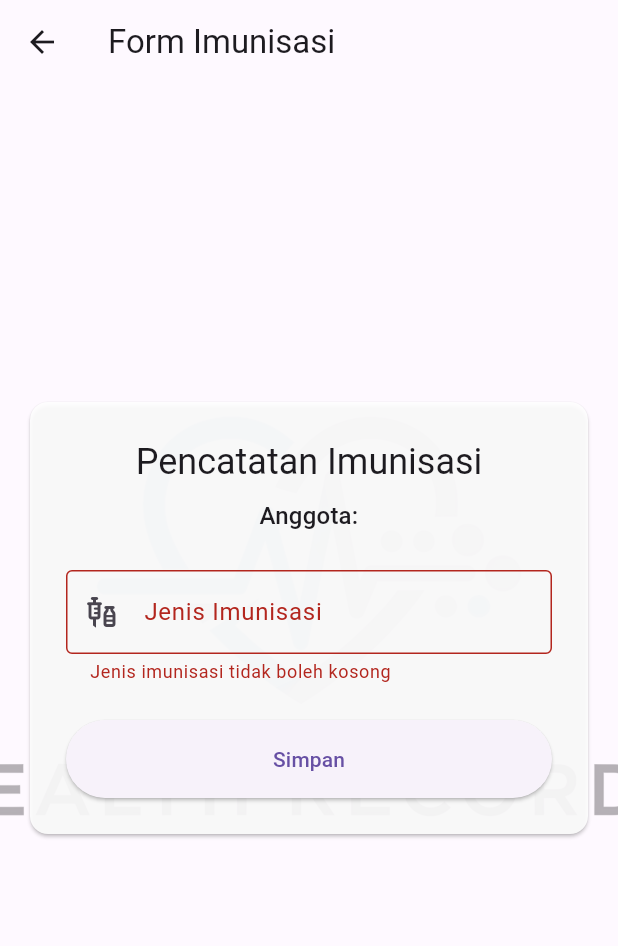
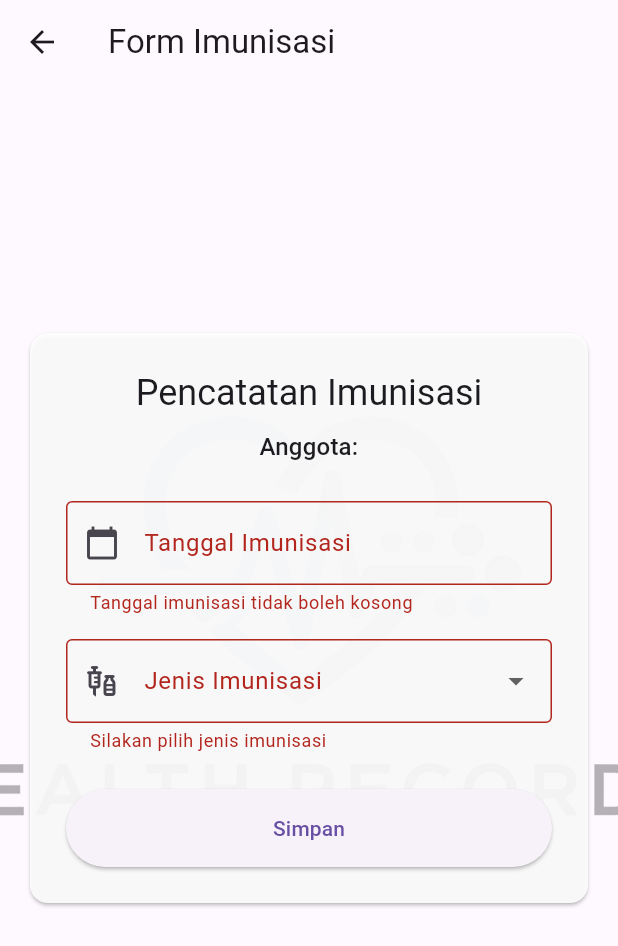
Before and after one commit to charezt23/Revisi_KP, a Flutter app: the ImunisasiFormScreen screen opened directly with empty values, after a tap on "Simpan", on a phone screen of 412 x 824 dp. Shown: the top 946 px of the screen. Run offline on Flutter 3.47's test engine with Material 3 defaults, Android fonts, the phone set to English and light mode, and no system bars; our stand-ins replace fl_chart, google_fonts, sqflite; accounts and stored records are empty.

Commit message:
pembuatan jenis imunsasi

```diff
--- a/lib/screens/Pemeriksaaan/imunisasi_form_screen.dart
+++ b/lib/screens/Pemeriksaaan/imunisasi_form_screen.dart
@@ -1,6 +1,7 @@
 import 'package:flutter/material.dart';
 import 'package:flutter_application_1/models/anggota_model.dart';
 import 'package:flutter_application_1/widgets/login_background.dart';
+import 'package:intl/intl.dart';
 
 class ImunisasiFormScreen extends StatefulWidget {
   final Anggota anggota;
@@ -13,20 +14,37 @@ class ImunisasiFormScreen extends StatefulWidget {
 
 class _ImunisasiFormScreenState extends State<ImunisasiFormScreen> {
   final _formKey = GlobalKey<FormState>();
-  final _jenisImunisasiController = TextEditingController();
+  final _tanggalController = TextEditingController();
+  String? _jenisImunisasiTerpilih;
+  final List<String> _opsiImunisasi = ['DPT', 'Campak'];
+
+  Future<void> _pilihTanggal() async {
+    DateTime? picked = await showDatePicker(
+      context: context,
+      initialDate: DateTime.now(),
+      firstDate: DateTime(2000),
+      lastDate: DateTime.now(),
+    );
+    if (picked != null) {
+      setState(() {
+        _tanggalController.text = DateFormat('dd-MM-yyyy').format(picked);
+      });
+    }
+  }
 
   void _simpanPemeriksaan() {
     if (_formKey.currentState!.validate()) {
       // TODO: Implementasikan logika penyimpanan data imunisasi ke database.
       // Contoh: await DummyDataService().addImunisasi(
       //   anggotaId: widget.anggota.id!,
-      //   jenis: _jenisImunisasiController.text,
+      //   jenis: _jenisImunisasiTerpilih!,
+      //   tanggal: _tanggalController.text,
       // );
 
       ScaffoldMessenger.of(context).showSnackBar(
         SnackBar(
           content: Text(
-            'Imunisasi "${_jenisImunisasiController.text}" untuk ${widget.anggota.nama} berhasil disimpan.',
+            'Imunisasi "$_jenisImunisasiTerpilih" untuk ${widget.anggota.nama} berhasil disimpan.',
           ),
           backgroundColor: Colors.green,
         ),
@@ -38,7 +56,7 @@ class _ImunisasiFormScreenState extends State<ImunisasiFormScreen> {
 
   @override
   void dispose() {
-    _jenisImunisasiController.dispose();
+    _tanggalController.dispose();
     super.dispose();
   }
 
@@ -80,15 +98,44 @@ class _ImunisasiFormScreenState extends State<ImunisasiFormScreen> {
                         ),
                         const SizedBox(height: 24),
                         TextFormField(
-                          controller: _jenisImunisasiController,
+                          controller: _tanggalController,
+                          decoration: const InputDecoration(
+                            labelText: 'Tanggal Imunisasi',
+                            border: OutlineInputBorder(),
+                            prefixIcon: Icon(Icons.calendar_today),
+                          ),
+                          readOnly: true,
+                          onTap: _pilihTanggal,
+                          validator: (value) {
+                            if (value == null || value.isEmpty) {
+                              return 'Tanggal imunisasi tidak boleh kosong';
+                            }
+                            return null;
+                          },
+                        ),
+                        const SizedBox(height: 16),
+                        DropdownButtonFormField<String>(
+                          value: _jenisImunisasiTerpilih,
                           decoration: const InputDecoration(
                             labelText: 'Jenis Imunisasi',
                             border: OutlineInputBorder(),
                             prefixIcon: Icon(Icons.vaccines_outlined),
                           ),
+                          items:
+                              _opsiImunisasi.map((String jenis) {
+                                return DropdownMenuItem<String>(
+                                  value: jenis,
+                                  child: Text(jenis),
+                                );
+                              }).toList(),
+                          onChanged: (String? newValue) {
+                            setState(() {
+                              _jenisImunisasiTerpilih = newValue;
+                            });
+                          },
                           validator: (value) {
                             if (value == null || value.isEmpty) {
-                              return 'Jenis imunisasi tidak boleh kosong';
+                              return 'Silakan pilih jenis imunisasi';
                             }
                             return null;
                           },
```
